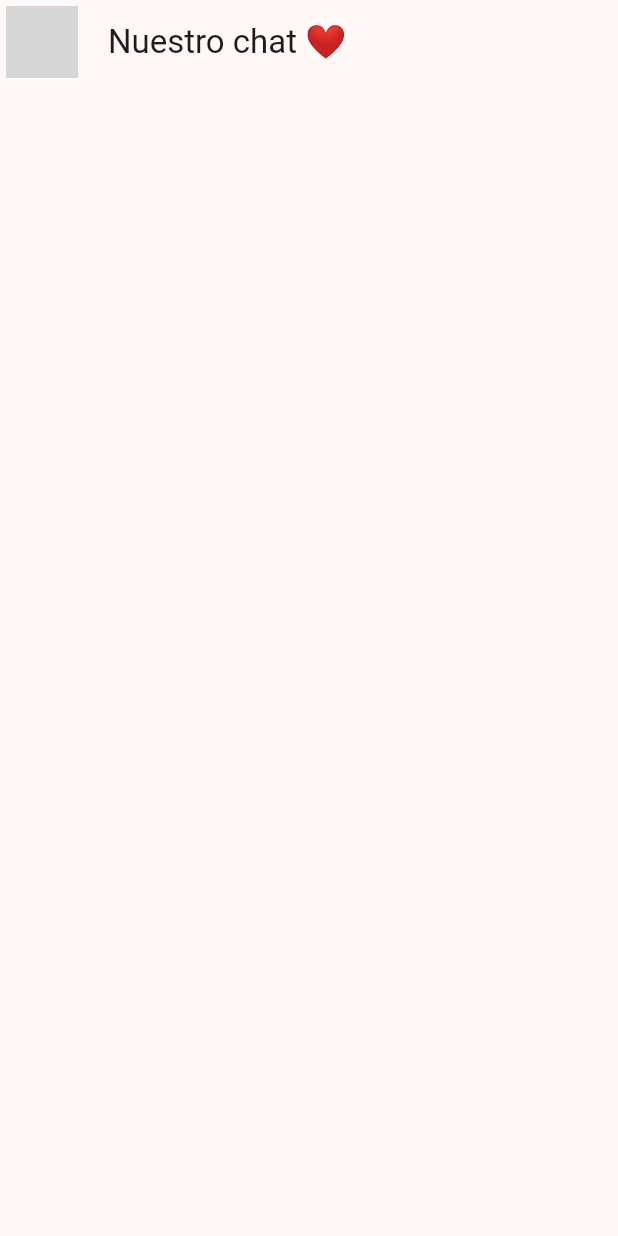
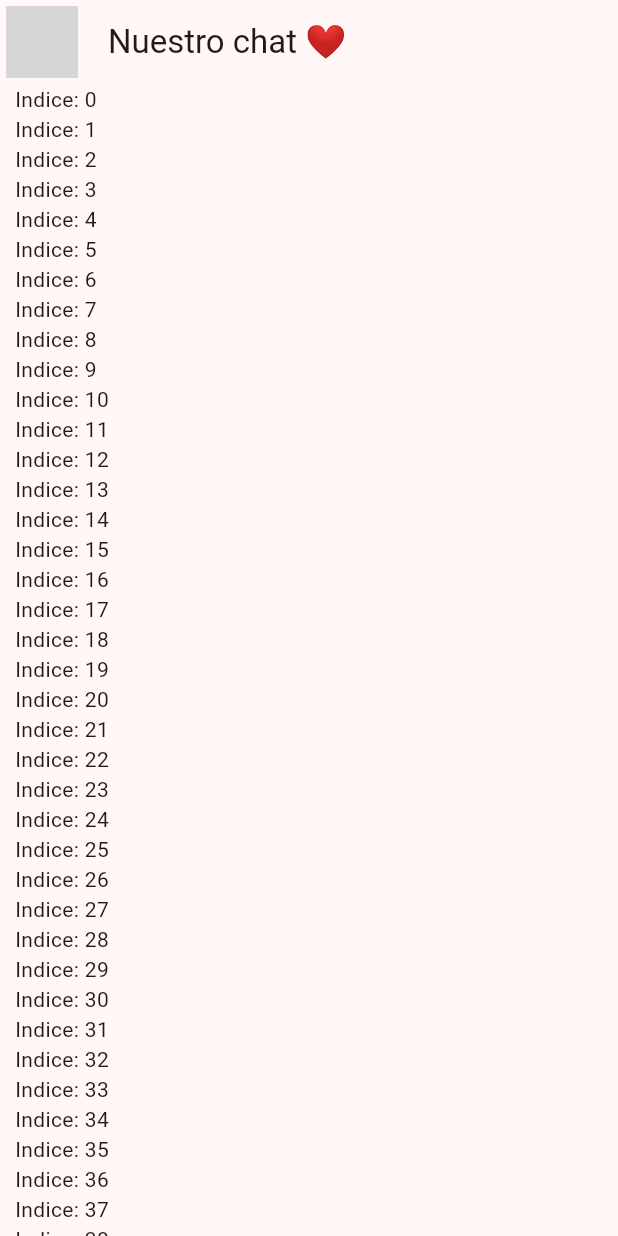
Before and after one commit to jgregoriorincon/flutter_chat, a Flutter app: the screen it shows after launch, on a phone screen of 412 x 824 dp. Run offline on Flutter 3.47's test engine with Material 3 defaults, Android fonts, the phone set to English and light mode, and no system bars; network calls fail; grey boxes are pictures that could not be loaded.

Commit message:
Crear ChatView

```diff
--- a/analysis_options.yaml
+++ b/analysis_options.yaml
@@ -22,7 +22,7 @@
   # producing the lint.
   rules:
     # avoid_print: false  # Uncomment to disable the `avoid_print` rule
-    # prefer_single_quotes: true  # Uncomment to enable the `prefer_single_quotes` rule
+    prefer_single_quotes: true  # Uncomment to enable the `prefer_single_quotes` rule
 
 # Additional information about this file can be found at
 # https://dart.dev/guides/language/analysis-options
--- a/lib/app.dart
+++ b/lib/app.dart
@@ -9,6 +9,7 @@
   Widget build(BuildContext context) {
     return MaterialApp(
       debugShowCheckedModeBanner: false,
+      showPerformanceOverlay: false,
       theme: AppTheme(selectedColor: 7).theme(),
       title: 'Material App',
       home: ChatScreen(),
--- a/lib/presentation/chat/chat_screen.dart
+++ b/lib/presentation/chat/chat_screen.dart
@@ -19,7 +19,30 @@
         title: const Text('Nuestro chat ❤️'),
         centerTitle: false,
       ),
-      body: Container(),
+      body: _ChatView(),
     );
   }
 }
+
+class _ChatView extends StatelessWidget {
+  // const _ChatView({super.key});
+
+  @override
+  Widget build(BuildContext context) {
+    return SafeArea(
+      child: Padding(
+        padding: const EdgeInsets.symmetric(horizontal: 10),
+        child: Column(
+          children: [
+            Expanded(
+              child: ListView.builder(
+                itemCount: 100,
+                itemBuilder: (context, index) => Text('Indice: $index'),
+              ),
+            ),
+          ],
+        ),
+      ),
+    );
+  }
+}
```
